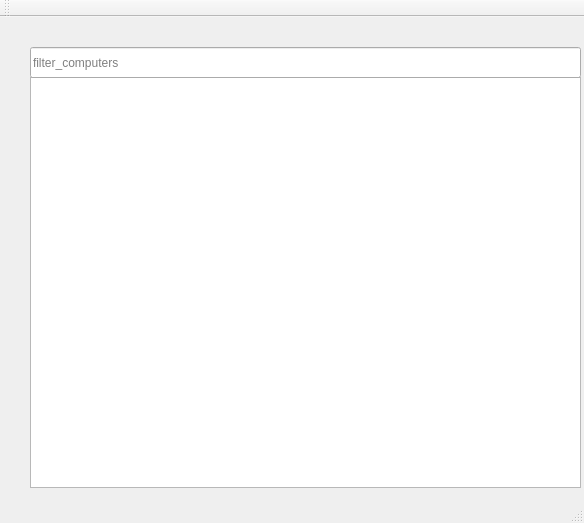
Old version of the form vika3/week3/mainwindow.ui in the repository axelboga/hopur32.
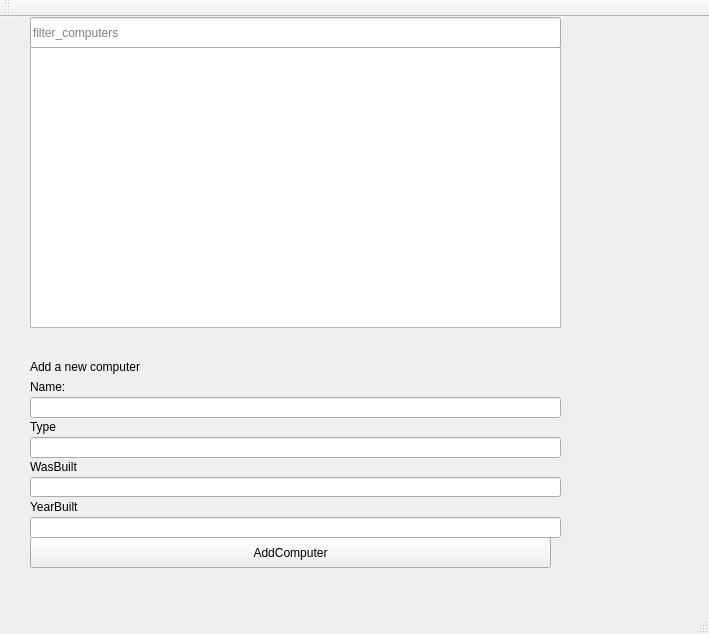
New version of the form.

```diff
--- a/vika3/week3/mainwindow.ui
+++ b/vika3/week3/mainwindow.ui
@@ -6,8 +6,8 @@
    <rect>
     <x>0</x>
     <y>0</y>
-    <width>584</width>
-    <height>523</height>
+    <width>709</width>
+    <height>634</height>
    </rect>
   </property>
   <property name="windowTitle">
@@ -18,18 +18,18 @@
     <property name="geometry">
      <rect>
       <x>30</x>
-      <y>60</y>
-      <width>551</width>
-      <height>411</height>
-     </rect>
-    </property>
-   </widget>
-   <widget class="QLineEdit" name="input_filter_computers">
-    <property name="geometry">
-     <rect>
-      <x>30</x>
       <y>30</y>
-      <width>551</width>
+      <width>531</width>
+      <height>281</height>
+     </rect>
+    </property>
+   </widget>
+   <widget class="QLineEdit" name="input_filter_computers">
+    <property name="geometry">
+     <rect>
+      <x>30</x>
+      <y>0</y>
+      <width>531</width>
       <height>31</height>
      </rect>
     </property>
@@ -37,6 +37,124 @@
      <string>filter_computers</string>
     </property>
    </widget>
+   <widget class="QLineEdit" name="input_computer_name">
+    <property name="geometry">
+     <rect>
+      <x>30</x>
+      <y>380</y>
+      <width>531</width>
+      <height>21</height>
+     </rect>
+    </property>
+   </widget>
+   <widget class="QLabel" name="label_add_computer">
+    <property name="geometry">
+     <rect>
+      <x>30</x>
+      <y>340</y>
+      <width>161</width>
+      <height>19</height>
+     </rect>
+    </property>
+    <property name="text">
+     <string>Add a new computer</string>
+    </property>
+   </widget>
+   <widget class="QLineEdit" name="input_computer_type">
+    <property name="geometry">
+     <rect>
+      <x>30</x>
+      <y>420</y>
+      <width>531</width>
+      <height>21</height>
+     </rect>
+    </property>
+   </widget>
+   <widget class="QLabel" name="label_computer_name">
+    <property name="geometry">
+     <rect>
+      <x>30</x>
+      <y>360</y>
+      <width>68</width>
+      <height>19</height>
+     </rect>
+    </property>
+    <property name="text">
+     <string>Name:</string>
+    </property>
+   </widget>
+   <widget class="QLabel" name="label_computer_type">
+    <property name="geometry">
+     <rect>
+      <x>30</x>
+      <y>400</y>
+      <width>68</width>
+      <height>19</height>
+     </rect>
+    </property>
+    <property name="text">
+     <string>Type</string>
+    </property>
+   </widget>
+   <widget class="QLabel" name="label_computer_year_built">
+    <property name="geometry">
+     <rect>
+      <x>30</x>
+      <y>480</y>
+      <width>68</width>
+      <height>19</height>
+     </rect>
+    </property>
+    <property name="text">
+     <string>YearBuilt</string>
+    </property>
+   </widget>
+   <widget class="QLineEdit" name="input_computer_year_built">
+    <property name="geometry">
+     <rect>
+      <x>30</x>
+      <y>500</y>
+      <width>531</width>
+      <height>21</height>
+     </rect>
+    </property>
+   </widget>
+   <widget class="QPushButton" name="pushButton">
+    <property name="geometry">
+     <rect>
+      <x>30</x>
+      <y>520</y>
+      <width>521</width>
+      <height>31</height>
+     </rect>
+    </property>
+    <property name="text">
+     <string>AddComputer</string>
+    </property>
+   </widget>
+   <widget class="QLabel" name="label_computer_was_built">
+    <property name="geometry">
+     <rect>
+      <x>30</x>
+      <y>440</y>
+      <width>68</width>
+      <height>19</height>
+     </rect>
+    </property>
+    <property name="text">
+     <string>WasBuilt</string>
+    </property>
+   </widget>
+   <widget class="QLineEdit" name="input_computer_was_built">
+    <property name="geometry">
+     <rect>
+      <x>30</x>
+      <y>460</y>
+      <width>531</width>
+      <height>20</height>
+     </rect>
+    </property>
+   </widget>
   </widget>
   <widget class="QMenuBar" name="menuBar">
    <property name="geometry">
```
Left out of the diff: 2 changed lines with no effect on the pictures.
